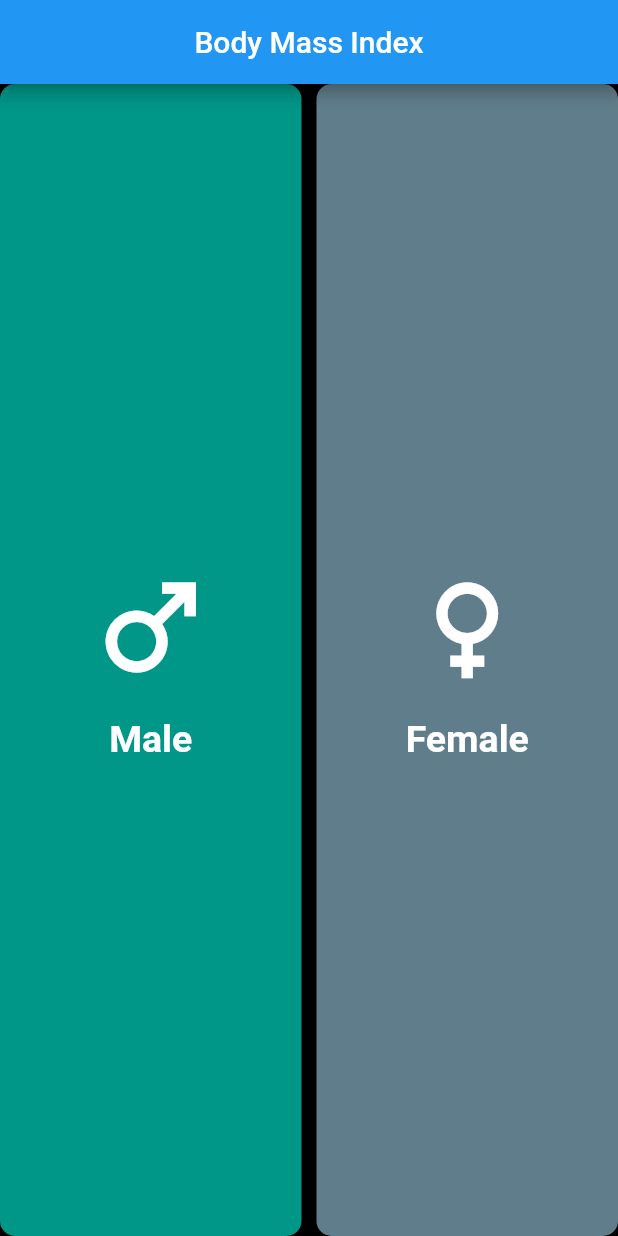
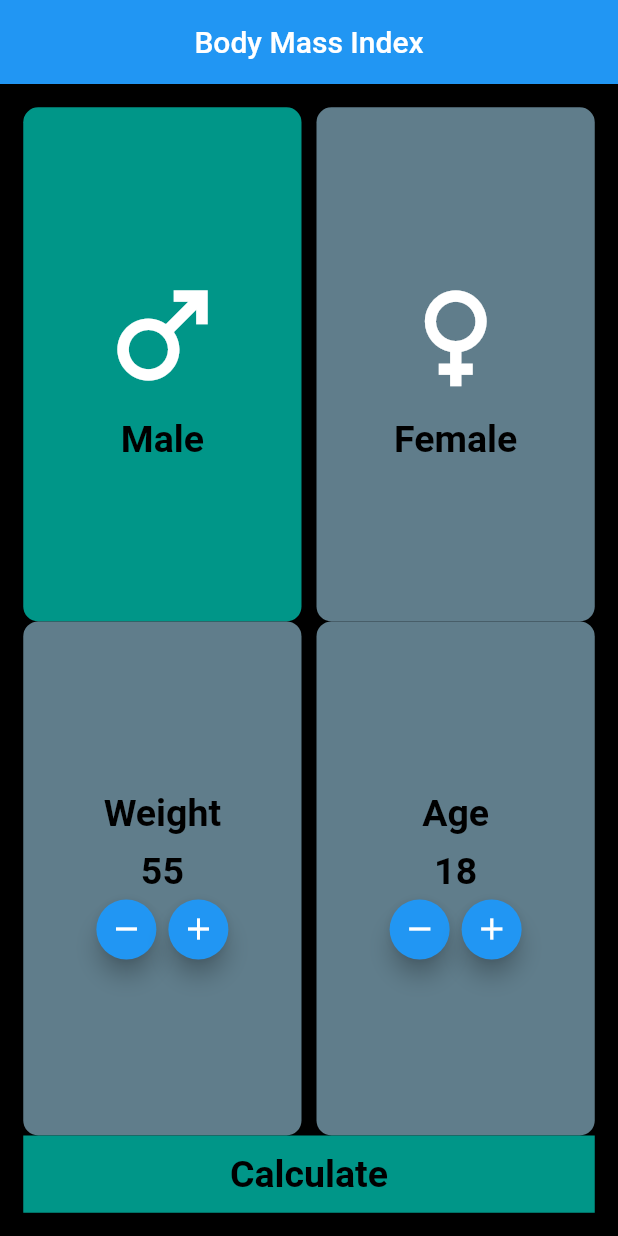
Before and after one commit to RouaBoussetta/EMS_BMI, a Flutter app: the screen it shows after launch, on a phone screen of 412 x 824 dp. Run offline on Flutter 3.47's test engine with Material 2 defaults, Android fonts, the phone set to English and light mode, and no system bars.

Commit message:
adding calculate BMI button

```diff
--- a/lib/home.dart
+++ b/lib/home.dart
@@ -1,3 +1,4 @@
+import 'package:ems_bmi/result.dart';
 import 'package:flutter/material.dart';
 
 class MyHomePage extends StatefulWidget {
@@ -20,7 +21,12 @@ class _MyHomePageState extends State<MyHomePage> {
         title: const Text("Body Mass Index"),
         centerTitle: true,
       ),
-      body: Center(
+      body: Padding(
+        padding: const EdgeInsets.all(15.5),
+        child: Column(
+          mainAxisAlignment: MainAxisAlignment.center,
+          children: [
+            Expanded(
             child: Row(
               children: [
                 m1Expanded(context,'male'),
@@ -31,7 +37,36 @@ class _MyHomePageState extends State<MyHomePage> {
               ],
             ),
           ),
+
+
+            Expanded(
+            child: Row(
+              children: [
+                m2Expanded(context,'weight'),
+                const SizedBox(
+                  width: 10,
+                ),
+                m2Expanded(context,'age'),
+              ],
+            ),
+          ),
+
+            Container(
+              color: Colors.teal,
+              width: double.infinity,
+              height: MediaQuery.of(context).size.height/16,
+              child: TextButton(onPressed: (){
+                Navigator.push(context,
+                MaterialPageRoute(builder:(context){
+return Result(result: 24.33, isMale: isMale, age: age);
+                })
                 );
+              }, child:   Text('Calculate',style: Theme.of(context).textTheme.headline2,)))
+            ],
+          ),
+      ),
+      );
+
   }
 
   Expanded m1Expanded(BuildContext context , String type) {
@@ -49,16 +84,70 @@ class _MyHomePageState extends State<MyHomePage> {
           child: Column(
             mainAxisAlignment: MainAxisAlignment.center,
             children: [
-              Icon(type=='male'? Icons.male : Icons.female),
-              const SizedBox(height: 15),
+              Icon(type=='male'? Icons.male : Icons.female, size: 90,),
+              const SizedBox(height: 10),
               Text(
                 type=='male'? "Male" : "Female",
                 style: Theme.of(context).textTheme.headline2,
-              )
+              ),
+
             ],
           ),
         ),
       ),
     );
   }
+
+  m2Expanded(BuildContext context, String type) {
+    return Expanded(
+      child: Container(
+        decoration: BoxDecoration(
+            color: Colors.blueGrey,
+            borderRadius: BorderRadius.circular(10)),
+        child: Column(
+          mainAxisAlignment: MainAxisAlignment.center,
+          children: [
+           Text(
+              type=='age'? "Age" : "Weight",
+              style: Theme.of(context).textTheme.headline2,
+            ),
+            const SizedBox(height: 10),
+            Text(
+              type=='age'? '$age' : '$weight',
+              style: Theme.of(context).textTheme.headline2,
+            ),
+                 Row(
+                   mainAxisAlignment: MainAxisAlignment.center,
+                children: [
+                  FloatingActionButton(
+                    heroTag: type=='age'?'age --' : 'weight --',
+                    onPressed: (){
+                          setState(() {
+                       type=='age'? age -- : weight--;
+                      });
+                    },
+                    child:
+                     const Icon(Icons.remove),
+                     mini: true,
+                     ),
+                  FloatingActionButton(
+                    heroTag:type=='age'?'age ++' : 'weight ++' ,
+                    onPressed: (){
+                      setState(() {
+                       type=='age'? age ++ : weight++;
+                      });
+                    },
+                    child:
+                    const Icon(Icons.add),
+                    mini: true,
+                    ),
+                ],
+              )
+          ],
+        ),
+      ),
+    );
+
+
   }
+}
--- a/lib/main.dart
+++ b/lib/main.dart
@@ -8,25 +8,24 @@ class MyApp extends StatelessWidget {
 
   @override
   Widget build(BuildContext context) {
-
     return MaterialApp(
         debugShowCheckedModeBanner: false,
         title: 'Flutter Demo',
         theme: ThemeData(
             primarySwatch: Colors.blue,
             canvasColor: Colors.black,
-        iconTheme: const IconThemeData(color: Colors.white,size: 90),
+            iconTheme: const IconThemeData(color: Colors.white),
             textTheme: const TextTheme(
-headline2:  TextStyle(
+                headline1: TextStyle(
+                    fontSize: 45,
+                    fontWeight: FontWeight.w800,
+                    color: Colors.white),
+                      headline2: TextStyle(
                     fontSize: 25,
                     fontWeight: FontWeight.bold,
-
-              color: Colors.white)
+                    color: Colors.black)
                     )
                     ),
-
-
-      home:   const MyHomePage()
-    );
+        home: const MyHomePage());
   }
 }
--- a/lib/result.dart
+++ b/lib/result.dart
@@ -37,13 +37,13 @@ class Result extends StatelessWidget {
           mainAxisAlignment: MainAxisAlignment.spaceEvenly,
           children: [
             Text("Gender : ${isMale ? 'Male' : 'Female'}",
-                style: Theme.of(context).textTheme.headline2),
+                style: Theme.of(context).textTheme.headline1),
             Text("Result : ${result.toStringAsFixed(1)}",
-                style: Theme.of(context).textTheme.headline2),
+                style: Theme.of(context).textTheme.headline1),
             Text("Healthiness : $resultPhrase",
                 textAlign: TextAlign.center,
-                style: Theme.of(context).textTheme.headline2),
-            Text("Age : ${age}", style: Theme.of(context).textTheme.headline2),
+                style: Theme.of(context).textTheme.headline1),
+            Text("Age : $age", style: Theme.of(context).textTheme.headline1),
           ],
         ),
       )),
```
Lines whose indentation alone changed are shown as unchanged.
